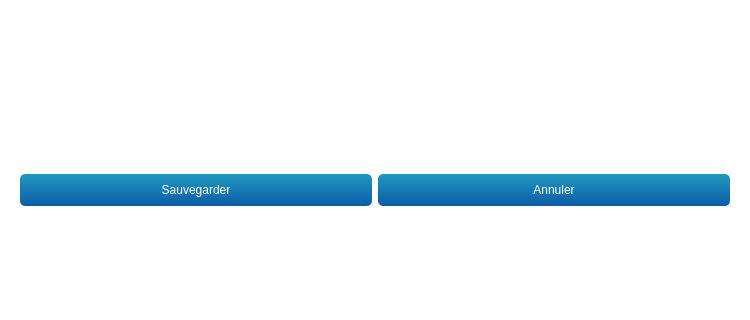
First picture: the form in teraplus/client/src/editors/SessionTypeWidget.ui, repository introlab/opentera, before the edit; both pictures show x 0 to 750 and y 185 to 505 of the 750 by 505 pixel window.
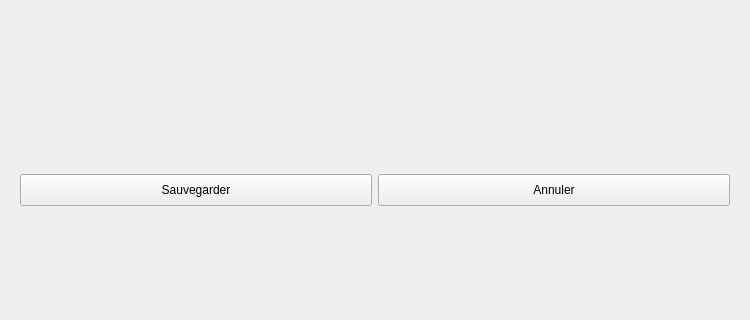
Second picture: the form after the edit. Icons and pictures are not drawn. Custom widgets are drawn as their Qt base class.

Diff of the .ui file:
```diff
--- a/teraplus/client/src/editors/SessionTypeWidget.ui
+++ b/teraplus/client/src/editors/SessionTypeWidget.ui
@@ -14,7 +14,8 @@
    <string>Form</string>
   </property>
   <property name="styleSheet">
-   <string notr="true">QPushButton#btnConnect{background-color:rgb(80,180,80)}
+   <string notr="true">/*
+QPushButton#btnConnect{background-color:rgb(80,180,80)}
 QWidget{background-color: rgba(0,0,0,0);color:white;border-radius:5px}
 QWidget#mainWidget{background-color:rgba(128,128,128,25%);}
 QWidget#frmProfile,QWidget#pageProfile{background-color:rgba(108,8,156,25%);}
@@ -72,23 +73,17 @@
 QWidget#lineBoth{background-color:rgb(255,0,255);}
 
 
-QTabWidget::pane { /* The tab widget frame */
-	/*background-color:  rgba(0,128,200,30%);*/
-	/* background: qlineargradient(x1: 0, y1: 0, x2: 0, y2: 1,
-                                 stop: 0  rgba(0,128,200,50%), 
-								stop: 0.5  rgba(0,128,200,25%)
-								stop: 1.0  rgba(0,128,200,25%));*/
+QTabWidget::pane { 
 	background-color: rgba(128,128,140,25%);
 	border-radius: 5px;
     border: 2px solid rgba(128,128,140,50%);
  }
 
  QTabWidget::tab-bar {
-     left: 5px; /* move to the right by 5px */
+     left: 5px; 
  }
 
-/* Style the tab using the tab sub-control. Note that
-     it reads QTabBar _not_ QTabWidget */
+
  QTabBar::tab,QTableWidget::tab,QHeaderView::section {
      background: qlineargradient(x1: 0, y1: 0, x2: 0, y2: 1,
                                  stop: 0  rgba(128,128,140,50%),  stop: 1.0  rgba(128,128,140,25%));
@@ -101,20 +96,20 @@
  }
 
  QTabBar::tab:selected, QTabBar::tab:hover {
-/*     background-color: rgba(0,128,200,70%);*/
+
 background: qlineargradient(x1: 0, y1: 0, x2: 0, y2: 1,
                                  stop: 0  rgba(128,128,140,70%),  stop: 1.0  rgba(128,128,140,50%));
  }
 
  QTabBar::tab:selected {
      border-color:rgba(128,128,140,60%);
-     border-bottom-color:rgba(128,128,140,60%); /* same as pane color */
+     border-bottom-color:rgba(128,128,140,60%);
  }
 
  QTabBar::tab:!selected {
-     margin-top: 2px; /* make non-selected tabs look smaller */
+     margin-top: 2px; 
  }
-
+*/
 
 </string>
   </property>
```
